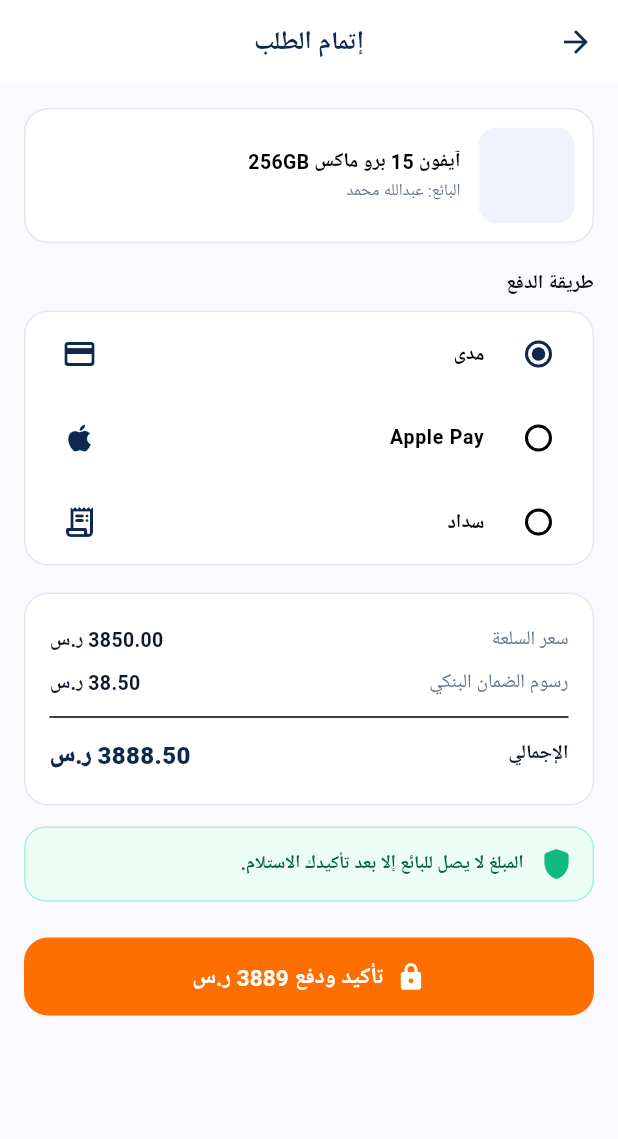
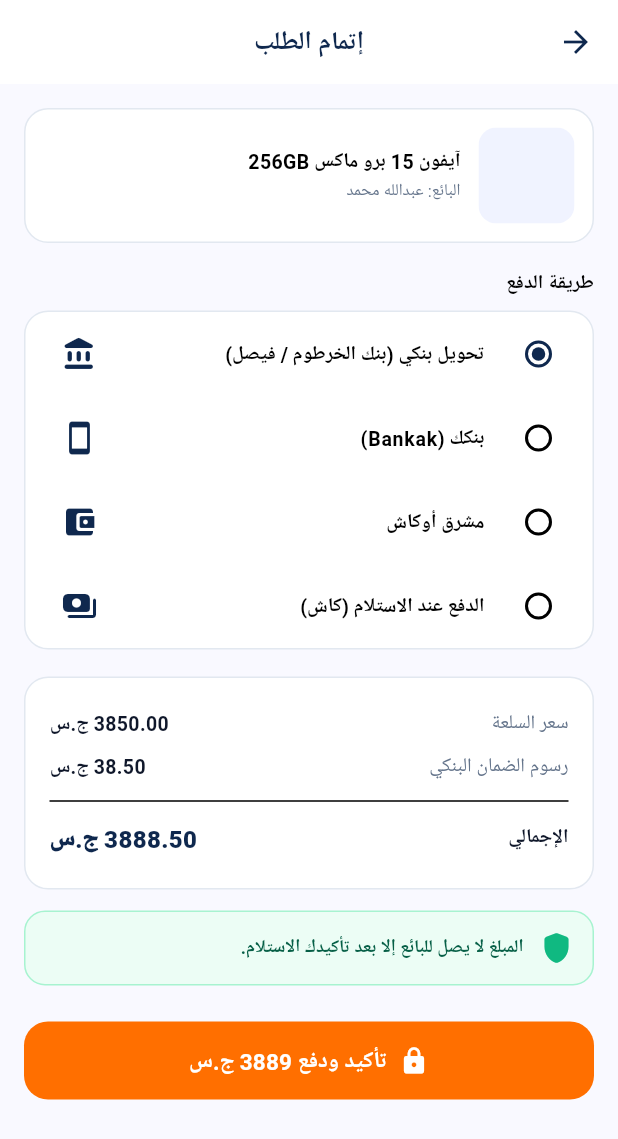
Before and after one commit to sdamabwsyl3-eng/souqna-marketplace, a Flutter app: the CheckoutScreen screen opened directly with sample values from the repository, on a phone screen of 412 x 824 dp. Shown: the top 1139 px of the screen. Run offline on Flutter 3.47's test engine with Material 3 defaults, Android fonts, the phone set to English and light mode, and no system bars; our stand-ins replace supabase_flutter; accounts and stored records are empty; network calls fail.

Commit message:
توطين المحتوى للسودان بدل السعودية
العملة من ر.س إلى ج.س، المدن (الرياض/جدة/الدمام) إلى (الخرطوم/أم درمان/بورتسودان)،
أسماء البائعين، وطرق الدفع في الشراء إلى: تحويل بنكي (بنك الخرطوم/فيصل)،
بنكك (Bankak)، مشرق أوكاش، والدفع عند الاستلام.

Co-Authored-By: Claude Sonnet 5 <noreply@anthropic.com>
Claude-Session: https://claude.ai/code/session_01VbcbD14WSHuRrkwcTN6vFy

```diff
--- a/lib/models/new_listing_model.dart
+++ b/lib/models/new_listing_model.dart
@@ -19,7 +19,7 @@ class NewListingModel {
     this.price = 0.0,
     this.isNegotiable = true,
     this.condition = 'كالجديد',
-    this.city = 'الرياض',
+    this.city = 'الخرطوم',
     this.district = '',
     this.imagePaths = const [],
     this.enableEscrow = true,
--- a/lib/screens/add_listing_screen.dart
+++ b/lib/screens/add_listing_screen.dart
@@ -17,7 +17,7 @@ class _AddListingScreenState extends State<AddListingScreen> {
 
   String _category = 'أجهزة وإلكترونيات';
   String _condition = 'كالجديد';
-  String _city = 'الرياض';
+  String _city = 'الخرطوم';
   bool _isNegotiable = true;
   bool _enableEscrow = true;
   bool _requestInspection = false;
@@ -173,7 +173,7 @@ class _AddListingScreenState extends State<AddListingScreen> {
                         controller: _priceController,
                         keyboardType: TextInputType.number,
                         style: const TextStyle(fontWeight: FontWeight.w900, color: SouqnaColors.primary, fontSize: 16),
-                        decoration: _inputDec(hint: '0.00', prefix: 'ر.س  '),
+                        decoration: _inputDec(hint: '0.00', prefix: 'ج.س  '),
                         validator: (v) {
           final n = double.tryParse((v ?? '').trim());
           return (n == null || n <= 0) ? 'أدخل سعراً صحيحاً أكبر من صفر' : null;
--- a/lib/screens/chat_negotiation_screen.dart
+++ b/lib/screens/chat_negotiation_screen.dart
@@ -67,7 +67,7 @@ class _ChatNegotiationScreenState extends State<ChatNegotiationScreen> {
 
   void _offer(double pct) {
     final price = (widget.product.price * pct).round();
-    _send('عرض سعر: $price ر.س', isOffer: true);
+    _send('عرض سعر: $price ج.س', isOffer: true);
   }
 
   @override
@@ -150,7 +150,7 @@ class _ChatNegotiationScreenState extends State<ChatNegotiationScreen> {
                             Padding(
                               padding: const EdgeInsetsDirectional.only(end: 8),
                               child: ActionChip(
-                                label: Text('عرض ${(p.price * pct).round()} ر.س', style: const TextStyle(fontSize: 11, fontWeight: FontWeight.bold)),
+                                label: Text('عرض ${(p.price * pct).round()} ج.س', style: const TextStyle(fontSize: 11, fontWeight: FontWeight.bold)),
                                 backgroundColor: SouqnaColors.surfaceLow,
                                 onPressed: () => _offer(pct),
                               ),
--- a/lib/screens/checkout_screen.dart
+++ b/lib/screens/checkout_screen.dart
@@ -13,16 +13,17 @@ class CheckoutScreen extends StatefulWidget {
 }
 
 class _CheckoutScreenState extends State<CheckoutScreen> {
-  String _method = 'mada';
+  String _method = 'bank_transfer';
 
   // رسوم الضمان تجريبية (1%) وللعرض فقط
   double get _escrowFee => widget.product.price * 0.01;
   double get _total => widget.product.price + _escrowFee;
 
   static const _methods = {
-    'mada': ['مدى', Icons.credit_card_rounded],
-    'apple': ['Apple Pay', Icons.apple_rounded],
-    'sadad': ['سداد', Icons.receipt_long_rounded],
+    'bank_transfer': ['تحويل بنكي (بنك الخرطوم / فيصل)', Icons.account_balance_rounded],
+    'bankak': ['بنكك (Bankak)', Icons.smartphone_rounded],
+    'mashreq_ocash': ['مشرق أوكاش', Icons.account_balance_wallet_rounded],
+    'cash_on_delivery': ['الدفع عند الاستلام (كاش)', Icons.payments_rounded],
   };
 
   void _confirm() {
@@ -39,7 +40,7 @@ class _CheckoutScreenState extends State<CheckoutScreen> {
             Text('تم حجز المبلغ في الضمان', style: TextStyle(fontSize: 15, fontWeight: FontWeight.bold)),
           ]),
           content: Text(
-            'سيبقى مبلغ ${_total.toStringAsFixed(2)} ر.س معلّقاً حتى تستلم السلعة وتؤكد سلامتها.',
+            'سيبقى مبلغ ${_total.toStringAsFixed(2)} ج.س معلّقاً حتى تستلم السلعة وتؤكد سلامتها.',
             style: const TextStyle(fontSize: 13, height: 1.5),
           ),
           actions: [
@@ -129,10 +130,10 @@ class _CheckoutScreenState extends State<CheckoutScreen> {
               decoration: BoxDecoration(color: Colors.white, borderRadius: BorderRadius.circular(16), border: Border.all(color: SouqnaColors.border)),
               child: Column(
                 children: [
-                  _row('سعر السلعة', '${p.price.toStringAsFixed(2)} ر.س'),
-                  _row('رسوم الضمان البنكي', '${_escrowFee.toStringAsFixed(2)} ر.س'),
+                  _row('سعر السلعة', '${p.price.toStringAsFixed(2)} ج.س'),
+                  _row('رسوم الضمان البنكي', '${_escrowFee.toStringAsFixed(2)} ج.س'),
                   const Divider(),
-                  _row('الإجمالي', '${_total.toStringAsFixed(2)} ر.س', bold: true),
+                  _row('الإجمالي', '${_total.toStringAsFixed(2)} ج.س', bold: true),
                 ],
               ),
             ),
@@ -154,7 +155,7 @@ class _CheckoutScreenState extends State<CheckoutScreen> {
               ),
             ),
             const SizedBox(height: 24),
-            SouqnaButton(title: 'تأكيد ودفع ${_total.toStringAsFixed(0)} ر.س', icon: Icons.lock_rounded, onPressed: _confirm),
+            SouqnaButton(title: 'تأكيد ودفع ${_total.toStringAsFixed(0)} ج.س', icon: Icons.lock_rounded, onPressed: _confirm),
           ],
         ),
       ),
--- a/lib/screens/home_screen.dart
+++ b/lib/screens/home_screen.dart
@@ -199,7 +199,7 @@ class _ProductCard extends StatelessWidget {
                   Row(
                     mainAxisAlignment: MainAxisAlignment.spaceBetween,
                     children: [
-                      Text('${product.price.toStringAsFixed(0)} ر.س',
+                      Text('${product.price.toStringAsFixed(0)} ج.س',
                           style: const TextStyle(fontWeight: FontWeight.w900, fontSize: 16, color: SouqnaColors.primary)),
                       if (product.hasEscrow)
                         Container(
--- a/lib/screens/notifications_screen.dart
+++ b/lib/screens/notifications_screen.dart
@@ -15,7 +15,7 @@ class _NotificationsScreenState extends State<NotificationsScreen> {
     {
       'id': '1',
       'title': 'حساب الضمان البنكي (Escrow)',
-      'body': 'تم حجز مبلغ 3,850 ر.س لطلب شراء آيفون 15 برو ماكس. أموالك في أمان حتى الفحص.',
+      'body': 'تم حجز مبلغ 3,850 ج.س لطلب شراء آيفون 15 برو ماكس. أموالك في أمان حتى الفحص.',
       'cat': 'escrow',
       'time': 'منذ 10 دقائق',
       'isRead': false,
@@ -24,7 +24,7 @@ class _NotificationsScreenState extends State<NotificationsScreen> {
     {
       'id': '2',
       'title': 'عرض سعر جديد من البائع',
-      'body': 'وافق البائع عبدالله محمد على عرض السعر (3,650 ر.س). يمكنك إتمام الشراء الآن.',
+      'body': 'وافق البائع عبدالله محمد على عرض السعر (3,650 ج.س). يمكنك إتمام الشراء الآن.',
       'cat': 'chat',
       'time': 'منذ 45 دقيقة',
       'isRead': false,
--- a/lib/screens/product_details_screen.dart
+++ b/lib/screens/product_details_screen.dart
@@ -49,7 +49,7 @@ class ProductDetailsScreen extends StatelessWidget {
                   const SizedBox(height: 12),
                   Text(product.title, style: const TextStyle(fontSize: 19, fontWeight: FontWeight.w900)),
                   const SizedBox(height: 6),
-                  Text('${product.price.toStringAsFixed(0)} ر.س',
+                  Text('${product.price.toStringAsFixed(0)} ج.س',
                       style: const TextStyle(fontSize: 24, fontWeight: FontWeight.w900, color: SouqnaColors.primary)),
                   const SizedBox(height: 6),
                   Row(
--- a/lib/screens/profile_screen.dart
+++ b/lib/screens/profile_screen.dart
@@ -110,9 +110,9 @@ class _ProfileScreenState extends State<ProfileScreen> {
                       children: [
                         _stat('التقييم العام', '4.9 ⭐', '42 صفقة'),
                         Container(height: 22, width: 1, color: Colors.white24),
-                        _stat('الرصيد المتاح', '14,850 ر.س', 'المحفظة'),
+                        _stat('الرصيد المتاح', '14,850 ج.س', 'المحفظة'),
                         Container(height: 22, width: 1, color: Colors.white24),
-                        _stat('في الضمان', '3,850 ر.س', 'Escrow'),
+                        _stat('في الضمان', '3,850 ج.س', 'Escrow'),
                       ],
                     ),
                   ],
--- a/lib/screens/wallet_screen.dart
+++ b/lib/screens/wallet_screen.dart
@@ -66,7 +66,7 @@ class WalletScreen extends StatelessWidget {
                   ),
                   const SizedBox(height: 4),
                   Text(
-                    '${fmt.format(user.walletBalance)} ر.س',
+                    '${fmt.format(user.walletBalance)} ج.س',
                     style: const TextStyle(
                       color: Colors.white,
                       fontSize: 28,
@@ -97,7 +97,7 @@ class WalletScreen extends StatelessWidget {
                         ),
                         const Spacer(),
                         Text(
-                          '${fmt.format(user.escrowBalance)} ر.س',
+                          '${fmt.format(user.escrowBalance)} ج.س',
                           style: const TextStyle(
                             color: Colors.white,
                             fontWeight: FontWeight.bold,
```
Also changed, not shown: lib/data/mock_data.dart (+9 -9 lines).
